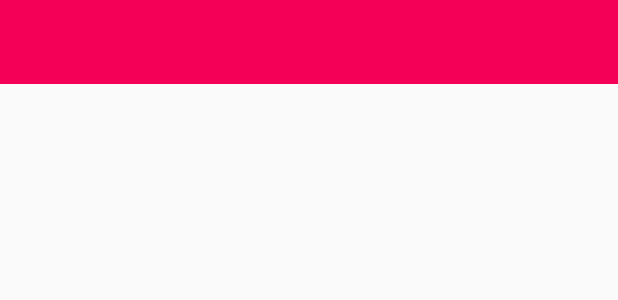
After one commit to KarthikSudhakar/sample, an Android app: the layout toolbar.xml on its own in the app's theme, with its tools: preview values and no code run, on a phone screen of 412 x 824 dp. The commit adds this screen. Shown: the top 300 px of the screen. Run offline under Robolectric (Android 15) with nearby library versions, the phone set to English and light mode, and no system bars.

Commit message:
Adding custom toolbar

```diff
--- /dev/null
+++ b/MobileApp/MyApplication/app/src/main/res/layout/toolbar.xml
@@ -0,0 +1,10 @@
+<?xml version="1.0" encoding="utf-8"?>
+<android.support.v7.widget.Toolbar xmlns:android="http://schemas.android.com/apk/res/android"
+    xmlns:local="http://schemas.android.com/apk/res-auto"
+    android:id="@+id/toolbar"
+    android:layout_width="match_parent"
+    android:layout_height="wrap_content"
+    android:minHeight="?attr/actionBarSize"
+    android:background="?attr/colorPrimary"
+    local:theme="@style/ThemeOverlay.AppCompat.Dark.ActionBar"
+    local:popupTheme="@style/ThemeOverlay.AppCompat.Light" />
```
Also changed, not shown: MobileApp/MyApplication/app/src/main/res/layout/activity_main.xml (+9 -7 lines).
